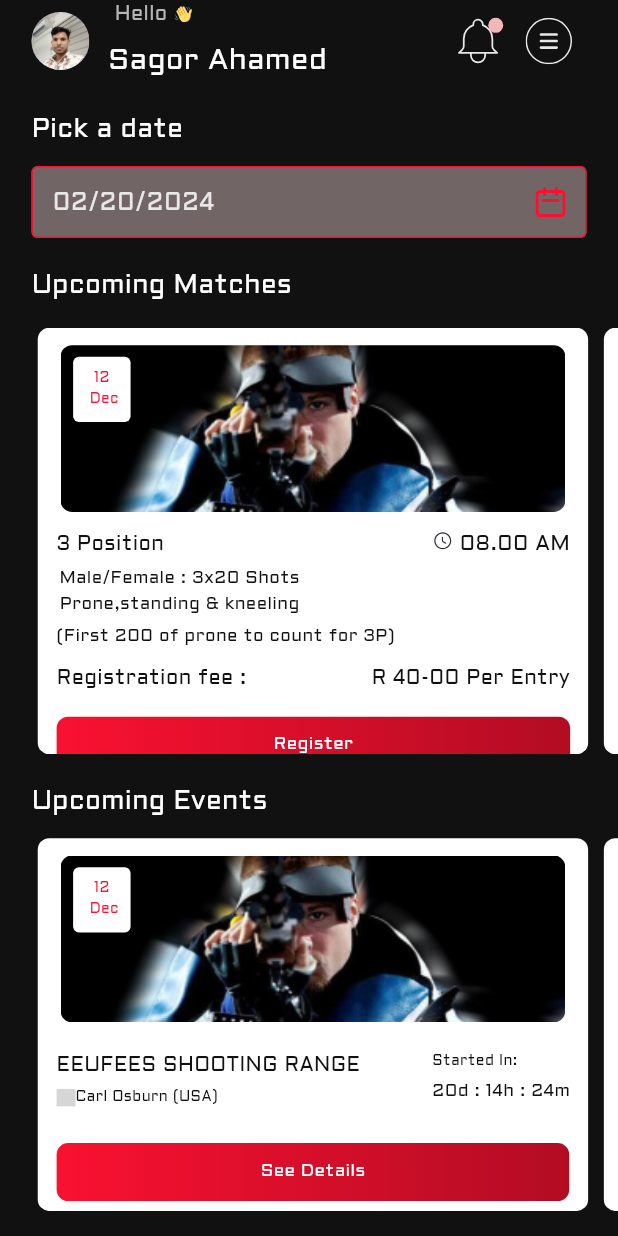
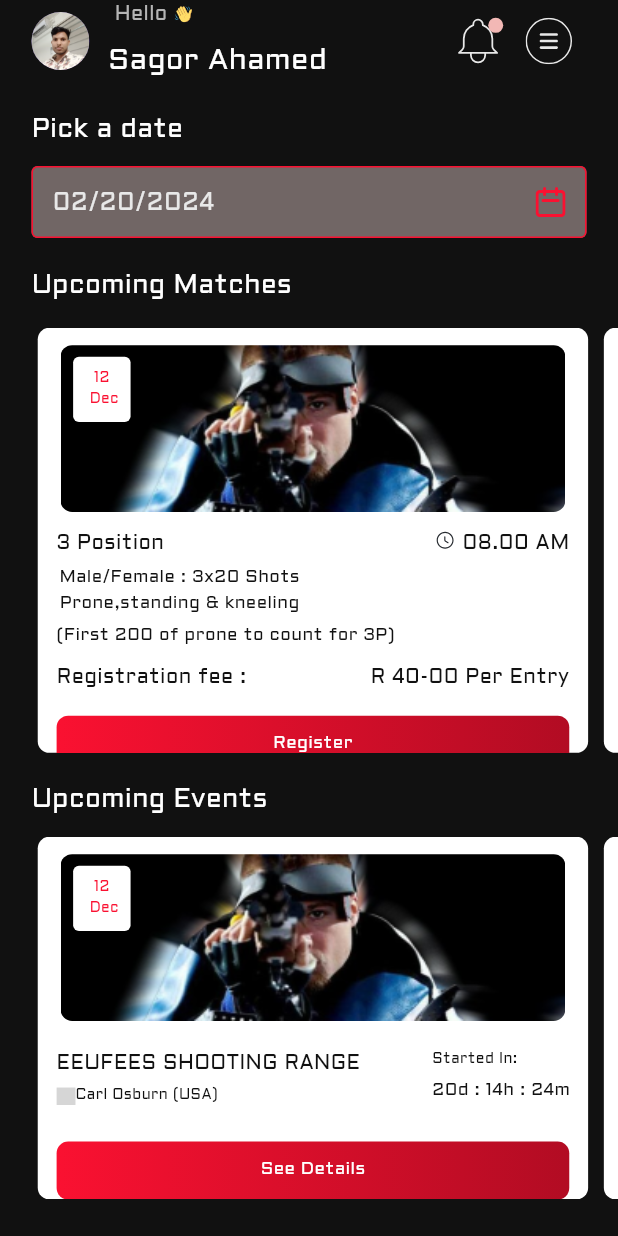
Before and after one commit to bdCalling-Sdt-hub/Shooter_App, a Flutter app: the HomeScreen screen opened by its route, on a phone screen of 412 x 824 dp. Run offline on Flutter 3.47's test engine with Material 3 defaults, Android fonts, the phone set to English and light mode, and no system bars; our stand-ins replace device_preview, flutter_screenutil, flutter_svg, get, glassmorphism_ui, pin_code_fields; grey boxes are pictures that could not be loaded.

Commit message:
responsive home screen and event screen

```diff
--- a/lib/themes/themes.dart
+++ b/lib/themes/themes.dart
@@ -42,7 +42,7 @@ class Themes {
       scaffoldBackgroundColor: AppColors.backgroundColor,
       elevatedButtonTheme: ElevatedButtonThemeData(
         style: ElevatedButton.styleFrom(
-          padding: EdgeInsets.all(20),
+          padding: const EdgeInsets.all(20),
           backgroundColor: Colors.red,
           foregroundColor: Colors.white,
           minimumSize: const Size(double.maxFinite, 56),
@@ -67,7 +67,7 @@ class Themes {
       ///--------------------text filed themes----------------------->
       inputDecorationTheme: InputDecorationTheme(
           contentPadding:
-              const EdgeInsets.symmetric(vertical: 14, horizontal: 10),
+               EdgeInsets.symmetric(vertical: 14.h, horizontal: 10.h),
           filled: true,
           fillColor: AppColors.fieldColor,
           hintStyle: TextStyle(
--- a/lib/views/screens/auth/sign_in/sign_in_screen.dart
+++ b/lib/views/screens/auth/sign_in/sign_in_screen.dart
@@ -26,8 +26,6 @@ class SignInScreen extends StatelessWidget {
 
 
         child: Column(
-
-          // crossAxisAlignment: CrossAxisAlignment.center,
           children: [
             SizedBox(height: 152.h,),
 
@@ -36,7 +34,7 @@ class SignInScreen extends StatelessWidget {
 
 
             ///---------------------------sign up to continue text------------------------>
-            CustomText(text: "Sign up to continue!",fontsize: 20.h,fontWeight: FontWeight.w400,color: AppColors.whiteE8E8E8,top: 16.h,bottom: 66.h,),
+            CustomText(text: "Sign up to continue!",fontsize: 20.h,fontWeight: FontWeight.w400,color: AppColors.whiteE8E8E8,top: 16.h),
 
 
 
--- a/lib/views/screens/auth/sign_up/sign_up_screen.dart
+++ b/lib/views/screens/auth/sign_up/sign_up_screen.dart
@@ -46,7 +46,7 @@ class SignUpScreen extends StatelessWidget {
               fontWeight: FontWeight.w400,
               color: AppColors.whiteE8E8E8,
               top: 16.h,
-              bottom: 66.h,
+
             ),
 
 
--- a/lib/views/screens/event_details/event_details_screen.dart
+++ b/lib/views/screens/event_details/event_details_screen.dart
@@ -280,6 +280,7 @@ class EventDetailsScreen extends StatelessWidget {
             firstDetail: "First detail",
             score: "1x600",
             entryFree: "R 40-00 Per Entry",
+            buttonText: "Register",
           ),
         ),
 
@@ -303,6 +304,7 @@ class EventDetailsScreen extends StatelessWidget {
             firstDetail: "Male : 2 Classes",
             score: "1x600",
             entryFree: "R 40-00 Per Entry",
+            buttonText: "Register",
           ),
         ),
 
--- a/lib/views/screens/event_details/inner_widgets/event_match_card.dart
+++ b/lib/views/screens/event_details/inner_widgets/event_match_card.dart
@@ -164,7 +164,7 @@ class EventMatchCard extends StatelessWidget {
               SizedBox(height: 12.h,),
 
               ///---------------------------botton----------------------------------->
-              CustomButton(title: "See Details",height:40.h,fontSize: 12.h, onpress:(){}, titlecolor: AppColors.white),
+              CustomButton(title: "$buttonText",height:40.h,fontSize: 12.h, onpress:(){}, titlecolor: AppColors.white),
 
 
               SizedBox(height: 12.h,)
--- a/lib/views/screens/home/inner_widgets/up_comiing_events_listview.dart
+++ b/lib/views/screens/home/inner_widgets/up_comiing_events_listview.dart
@@ -16,7 +16,7 @@ class UpComingEventsListView extends StatelessWidget {
   @override
   Widget build(BuildContext context) {
     return SizedBox(
-      height: 257.h,
+      height: 250.h,
       child: ListView.builder(
         scrollDirection: Axis.horizontal,
         itemCount: 5,
--- a/lib/views/screens/home/inner_widgets/up_coming_matches_listview.dart
+++ b/lib/views/screens/home/inner_widgets/up_coming_matches_listview.dart
@@ -11,7 +11,7 @@ class UpComingMatchesListView extends StatelessWidget {
   @override
   Widget build(BuildContext context) {
     return Container(
-      height: 294.h,
+      height: 293.h,
       child: ListView.builder(
         scrollDirection: Axis.horizontal,
         itemCount: 5,
--- a/lib/views/widgets/custom_matches_card.dart
+++ b/lib/views/widgets/custom_matches_card.dart
@@ -67,7 +67,7 @@ class CustomMatchesCard extends StatelessWidget {
         ),
 
         Container(
-          margin: EdgeInsets.only(left: 12.w, right: 12,),
+          margin: EdgeInsets.only(left: 12.w, right: 12.w,),
           child: Column(
             children: [
               ///-----------------------3 position and text---------------------->
@@ -84,7 +84,7 @@ class CustomMatchesCard extends StatelessWidget {
                     children: [
 
                       Container(
-                          margin: EdgeInsets.only(bottom: 5.h,right: 5),
+                          margin: EdgeInsets.only(bottom: 5.h,right: 5.w),
                           child: SvgPicture.asset(AppIcons.clock,width: 12.w,height: 15.h,)),
 
 
@@ -92,7 +92,7 @@ class CustomMatchesCard extends StatelessWidget {
                       CustomText(
                         text: "$time",
                         color: AppColors.backgroundColor,
-                        fontsize: Dimensions.fontSizeDefault,
+                        fontsize: Dimensions.fontSizeDefault.h,
                         fontWeight: FontWeight.w400,
                       ),
                     ],
```
Also changed, not shown: lib/views/screens/auth/sign_in/inner_widgets/sign_in_from.dart (+5 -5 lines), lib/views/screens/auth/sign_up/inner_widgets/sign_up_form.dart (+6 -4 lines).
